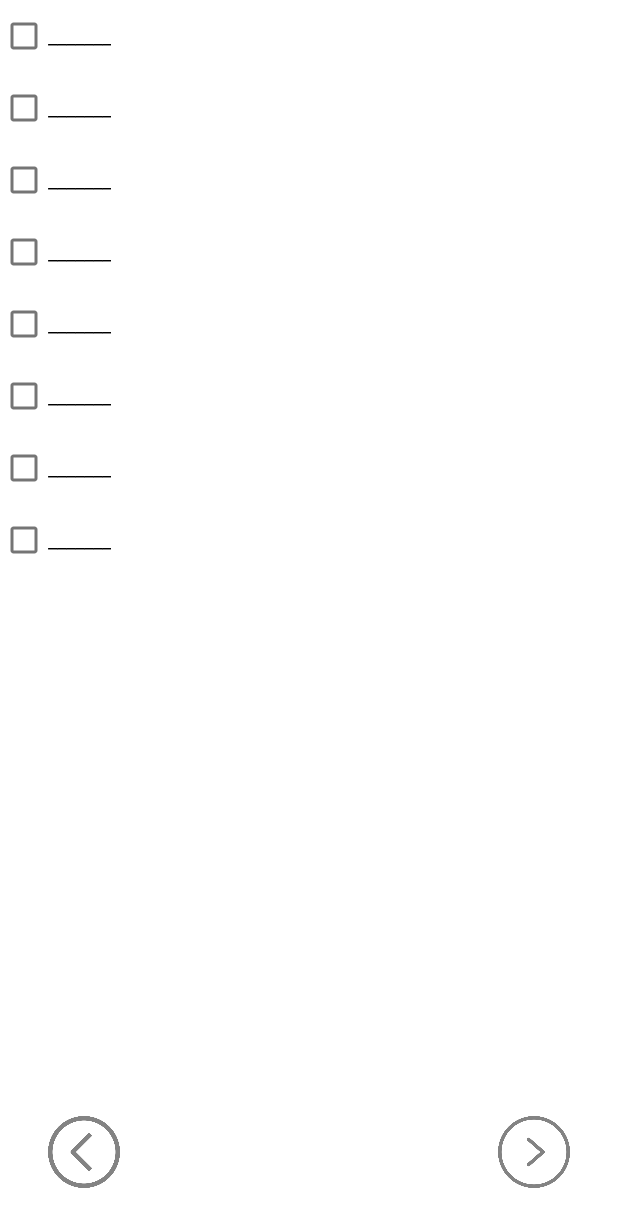
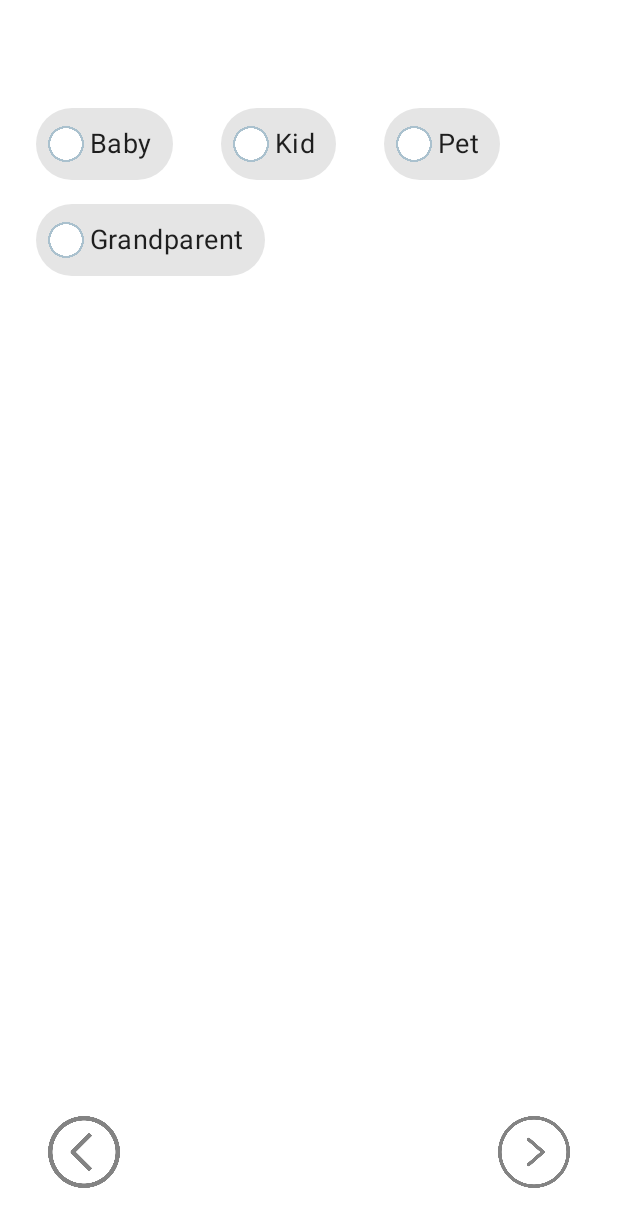
Before and after one commit to pf-Murat/Hackhaton, an Android app: the screen it shows after launch (OnboardingActivity), after a tap on an icon or button, on a phone screen of 412 x 824 dp. Shown: the top 1227 px of the screen. Run offline under Robolectric (Android 15) with nearby library versions, the phone set to English and light mode, and no system bars.

Commit message:
deisgn fixed for smart filters

```diff
--- a/app/src/main/res/layout/fragment_family.xml
+++ b/app/src/main/res/layout/fragment_family.xml
@@ -2,47 +2,35 @@
 <LinearLayout xmlns:android="http://schemas.android.com/apk/res/android"
     android:layout_width="match_parent"
     android:layout_height="match_parent"
-    android:orientation="vertical"
-    xmlns:app="http://schemas.android.com/apk/res-auto">
+    android:orientation="vertical">
 
-    <CheckBox
-        android:layout_width="wrap_content"
-        android:layout_height="wrap_content"
-        android:text="_______"/>
+    <com.google.android.material.chip.ChipGroup
+        android:layout_width="match_parent"
+        android:layout_height="match_parent"
+        android:layout_marginStart="12dp"
+        android:layout_marginEnd="12dp"
+        android:paddingTop="64dp">
 
-    <CheckBox
-        android:layout_width="wrap_content"
-        android:layout_height="wrap_content"
-        android:text="_______"/>
+        <com.google.android.material.chip.Chip
+            android:layout_width="wrap_content"
+            style="@style/ChipCustomStyle"
+            android:text="Baby"/>
 
-    <CheckBox
-        android:layout_width="wrap_content"
-        android:layout_height="wrap_content"
-        android:text="_______"/>
+        <com.google.android.material.chip.Chip
+            android:layout_width="wrap_content"
+            style="@style/ChipCustomStyle"
+            android:text="Kid"/>
 
-    <CheckBox
-        android:layout_width="wrap_content"
-        android:layout_height="wrap_content"
-        android:text="_______"/>
+        <com.google.android.material.chip.Chip
+            android:layout_width="wrap_content"
+            style="@style/ChipCustomStyle"
+            android:text="Pet"/>
 
-    <CheckBox
-        android:layout_width="wrap_content"
-        android:layout_height="wrap_content"
-        android:text="_______"/>
+        <com.google.android.material.chip.Chip
+            android:layout_width="wrap_content"
+            style="@style/ChipCustomStyle"
+            android:text="Grandparent"/>
 
-    <CheckBox
-        android:layout_width="wrap_content"
-        android:layout_height="wrap_content"
-        android:text="_______"/>
-
-    <CheckBox
-        android:layout_width="wrap_content"
-        android:layout_height="wrap_content"
-        android:text="_______"/>
-
-    <CheckBox
-        android:layout_width="wrap_content"
-        android:layout_height="wrap_content"
-        android:text="_______"/>
+    </com.google.android.material.chip.ChipGroup>
 
 </LinearLayout>
--- a/app/src/main/res/values/themes.xml
+++ b/app/src/main/res/values/themes.xml
@@ -14,6 +14,7 @@
         <!-- Customize your theme here. -->
 
         <item name="sliderStyle">@style/Widget.App.Slider</item>
+        <item name="chipStyle">@style/ChipCustomStyle</item>
     </style>
 
     <style name="Theme.Hackhaton.NoActionBar">
@@ -41,4 +42,21 @@
         <item name="android:textColor">@color/white</item>
     </style>
 
+    <style name="ChipCustomStyle" parent="Widget.MaterialComponents.Chip.Action">
+        <item name="checkedIconEnabled">false</item>
+        <item name="checkedIcon">@drawable/check</item>
+        <item name="chipIcon">@drawable/circle</item>
+        <item name="drawableTint">@color/softer_orange</item>
+        <item name="background">@color/soft_orange</item>
+        <item name="checkedIconVisible">true</item>
+        <item name="android:checkable">true</item>
+        <item name="android:textSize">18sp</item>
+        <item name="android:textStyle">bold</item>
+        <item name="textStartPadding">4dp</item>
+        <item name="textEndPadding">8dp</item>
+        <item name="android:layout_height">64dp</item>
+        <item name="iconStartPadding">4dp</item>
+        <item name="android:layout_margin">12dp</item>
+    </style>
+
 </resources>
```
Also changed, not shown: app/src/main/res/layout/fragment_accessibility.xml (+26 -11 lines), app/src/main/res/layout/fragment_ease_of_travel.xml (+9 -5 lines), app/src/main/res/layout/fragment_life_style.xml (+36 -11 lines), app/src/main/res/drawable/check.png (added), app/src/main/res/drawable/circle.png (added).
